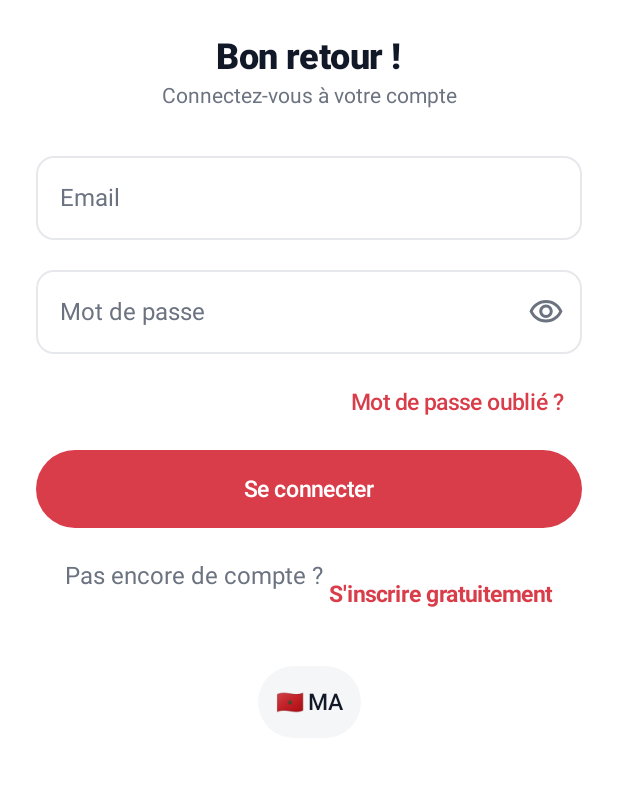
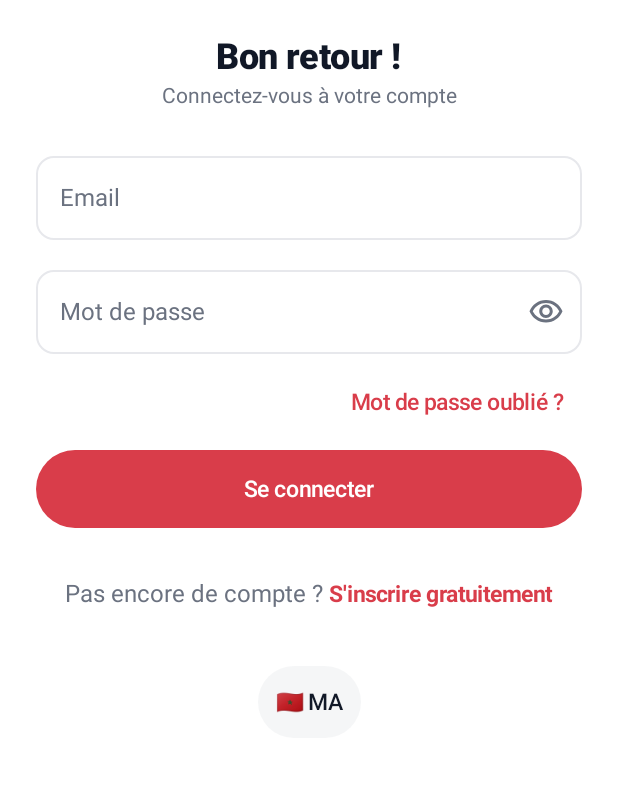
Before and after one commit to azizennajih/soukmar-android, an Android app built with Jetpack Compose: the screen it shows after launch (MainActivity), on a phone screen of 412 x 824 dp, the part 198-995 px from its top. Run offline under Robolectric (Android 15) with nearby library versions, the phone set to English and light mode, and no system bars; our stand-ins replace Dagger/Hilt's generated code; libraries missing offline, so code that uses them is left out: org.osmdroid.config; pictures from the network do not load; 2 statements that could not run were skipped.

Commit message:
Tranche 26: Redesign - Designsystem, Splash, untere Navigation, Startseite, Anzeigenkarte, Formular, Doku
Co-Authored-By: Claude Fable 5.2 <noreply@anthropic.com>

```diff
--- a/app/src/main/java/com/soukmar/app/ui/screens/account/AccountScreen.kt
+++ b/app/src/main/java/com/soukmar/app/ui/screens/account/AccountScreen.kt
@@ -52,7 +52,7 @@ fun AccountScreen(
     viewModel: HomeViewModel = hiltViewModel()
 ) {
     val user = viewModel.user
-    Scaffold(containerColor = WhiteColor, topBar = { SoukTopBar(title = t("nav.account")) }) { padding ->
+    Scaffold(containerColor = WhiteColor, topBar = { SoukTopBar(title = t("nav.account"), actions = { com.soukmar.app.ui.components.LanguageSwitcher() }) }) { padding ->
         Column(
             modifier = Modifier.fillMaxSize().padding(padding).verticalScroll(rememberScrollState()).padding(horizontal = Spacing.lg),
             verticalArrangement = Arrangement.spacedBy(Spacing.lg)
--- a/app/src/main/java/com/soukmar/app/ui/screens/auth/LoginScreen.kt
+++ b/app/src/main/java/com/soukmar/app/ui/screens/auth/LoginScreen.kt
@@ -92,7 +92,7 @@ fun LoginScreen(
             loading = viewModel.loading
         )
         Spacer(Modifier.height(20.dp))
-        Row {
+        Row(verticalAlignment = Alignment.CenterVertically) {
             Text("${t("auth.no_account")} ", color = TextMuted)
             TextButton(onClick = onNavigateToRegister, contentPadding = PaddingValues(0.dp)) {
                 Text(t("auth.register_link"), color = Primary, fontWeight = FontWeight.Bold)
--- a/app/src/main/java/com/soukmar/app/ui/screens/auth/RegisterScreen.kt
+++ b/app/src/main/java/com/soukmar/app/ui/screens/auth/RegisterScreen.kt
@@ -94,7 +94,7 @@ fun RegisterScreen(
         Spacer(Modifier.height(8.dp))
         PrimaryButton(text = t("auth.register_btn"), onClick = { viewModel.submit() }, loading = viewModel.loading)
         Spacer(Modifier.height(20.dp))
-        Row {
+        Row(verticalAlignment = Alignment.CenterVertically) {
             Text("${t("auth.has_account")} ", color = TextMuted)
             TextButton(onClick = onNavigateToLogin, contentPadding = PaddingValues(0.dp)) {
                 Text(t("auth.login_link"), color = Primary, fontWeight = FontWeight.Bold)
--- a/app/src/main/java/com/soukmar/app/ui/screens/chat/ChatScreen.kt
+++ b/app/src/main/java/com/soukmar/app/ui/screens/chat/ChatScreen.kt
@@ -293,7 +293,7 @@ private fun CompactStars(avgRating: Double?) {
     val rating = avgRating?.let { Math.round(it).toInt() } ?: 0
     Row {
         (1..5).forEach { s ->
-            Text("★", fontSize = 10.sp, color = if (s <= rating) Gold else BorderColor)
+            Text("★", fontSize = 10.sp, color = if (s <= rating) com.soukmar.app.ui.theme.Accent else BorderColor)
         }
     }
 }
--- a/app/src/main/java/com/soukmar/app/ui/screens/home/HomeScreen.kt
+++ b/app/src/main/java/com/soukmar/app/ui/screens/home/HomeScreen.kt
@@ -32,7 +32,6 @@ import androidx.compose.ui.unit.dp
 import androidx.core.content.ContextCompat
 import androidx.hilt.navigation.compose.hiltViewModel
 import com.soukmar.app.ui.components.CountrySwitcher
-import com.soukmar.app.ui.components.LanguageSwitcher
 import com.soukmar.app.ui.components.ListingCard
 import com.soukmar.app.ui.components.SearchPill
 import com.soukmar.app.ui.components.SectionHeader
@@ -82,7 +81,6 @@ fun HomeScreen(
             TopAppBar(
                 title = { SoukMarLogo() },
                 actions = {
-                    LanguageSwitcher()
                     IconButton(onClick = onOpenFavoris) {
                         Icon(Icons.Outlined.FavoriteBorder, contentDescription = t("nav.my_favorites"), modifier = Modifier.size(IconSize.standard))
                     }
--- a/app/src/main/java/com/soukmar/app/ui/screens/sellerprofile/SellerProfileScreen.kt
+++ b/app/src/main/java/com/soukmar/app/ui/screens/sellerprofile/SellerProfileScreen.kt
@@ -199,7 +199,7 @@ private fun SellerProfileContent(viewModel: SellerProfileViewModel, onOpenListin
 private fun StarRow(rating: Int) {
     Row {
         (1..5).forEach { s ->
-            Text("★", fontSize = 15.sp, color = if (s <= rating) Gold else BorderColor)
+            Text("★", fontSize = 15.sp, color = if (s <= rating) com.soukmar.app.ui.theme.Accent else BorderColor)
         }
     }
 }
```
Also changed, not shown: 2 other files.
